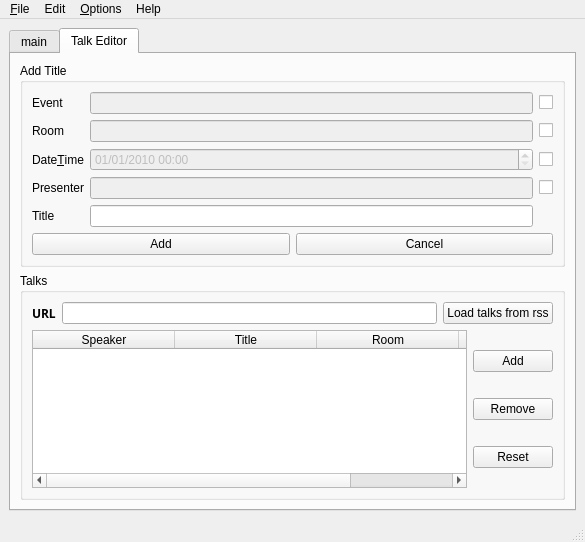
The window that src/freeseer/frontend/default/forms/freeseer_ui_qt.ui (Freeseer/freeseer) describes before a commit, drawn with Qt 5.
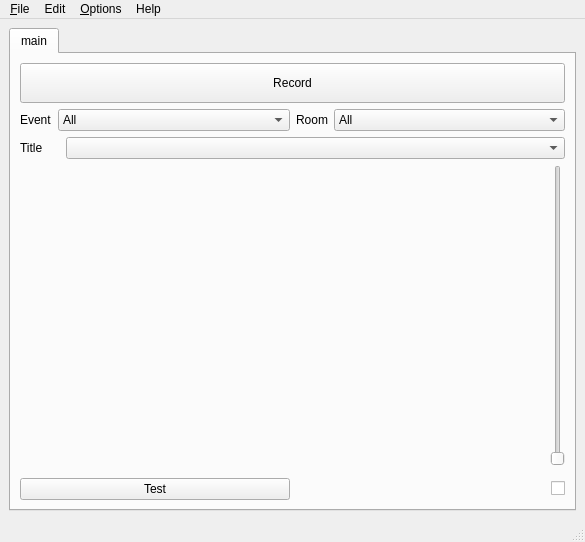
The same window after the commit. The open tabs and pages were chosen to show the change. Icons and pictures are not drawn.

Commit message: merged Maggie Yu's talk editor work. Thank you Maggie.

Diff of the .ui file:
```diff
--- a/src/freeseer/frontend/default/forms/freeseer_ui_qt.ui
+++ b/src/freeseer/frontend/default/forms/freeseer_ui_qt.ui
@@ -229,330 +229,6 @@
         </item>
        </layout>
       </widget>
-      <widget class="QWidget" name="editTalksPage">
-       <attribute name="title">
-        <string>Talk Editor</string>
-       </attribute>
-       <layout class="QVBoxLayout" name="verticalLayout">
-        <item>
-         <widget class="QGroupBox" name="addTalkGroupBox">
-          <property name="title">
-           <string>Add Title</string>
-          </property>
-          <layout class="QVBoxLayout" name="verticalLayout_3">
-           <item>
-            <layout class="QGridLayout" name="gridLayout_2">
-             <item row="2" column="0">
-              <widget class="QLabel" name="label">
-               <property name="text">
-                <string>Room</string>
-               </property>
-               <property name="buddy">
-                <cstring>roomEdit</cstring>
-               </property>
-              </widget>
-             </item>
-             <item row="2" column="1">
-              <widget class="QLineEdit" name="roomEdit">
-               <property name="enabled">
-                <bool>false</bool>
-               </property>
-               <property name="inputMask">
-                <string/>
-               </property>
-              </widget>
-             </item>
-             <item row="2" column="2">
-              <widget class="QCheckBox" name="checkBox_2">
-               <property name="text">
-                <string/>
-               </property>
-              </widget>
-             </item>
-             <item row="5" column="1">
-              <widget class="QLineEdit" name="titleEdit"/>
-             </item>
-             <item row="5" column="0">
-              <widget class="QLabel" name="label_3">
-               <property name="text">
-                <string>Title</string>
-               </property>
-               <property name="buddy">
-                <cstring>titleEdit</cstring>
-               </property>
-              </widget>
-             </item>
-             <item row="4" column="0">
-              <widget class="QLabel" name="label_4">
-               <property name="text">
-                <string>Presenter</string>
-               </property>
-               <property name="buddy">
-                <cstring>presenterEdit</cstring>
-               </property>
-              </widget>
-             </item>
-             <item row="4" column="1">
-              <widget class="QLineEdit" name="presenterEdit">
-               <property name="enabled">
-                <bool>false</bool>
-               </property>
-               <property name="inputMask">
-                <string/>
-               </property>
-              </widget>
-             </item>
-             <item row="4" column="2">
-              <widget class="QCheckBox" name="checkBox_3">
-               <property name="text">
-                <string/>
-               </property>
-              </widget>
-             </item>
-             <item row="1" column="0">
-              <widget class="QLabel" name="label_7">
-               <property name="text">
-                <string>Event</string>
-               </property>
-               <property name="buddy">
-                <cstring>eventEdit</cstring>
-               </property>
-              </widget>
-             </item>
-             <item row="1" column="1">
-              <widget class="QLineEdit" name="eventEdit">
-               <property name="enabled">
-                <bool>false</bool>
-               </property>
-              </widget>
-             </item>
-             <item row="1" column="2">
-              <widget class="QCheckBox" name="checkBox">
-               <property name="text">
-                <string/>
-               </property>
-              </widget>
-             </item>
-             <item row="3" column="0">
-              <widget class="QLabel" name="label_8">
-               <property name="text">
-                <string>Date&amp;Time</string>
-               </property>
-               <property name="buddy">
-                <cstring>dateTimeEdit</cstring>
-               </property>
-              </widget>
-             </item>
-             <item row="3" column="1">
-              <widget class="QDateTimeEdit" name="dateTimeEdit">
-               <property name="enabled">
-                <bool>false</bool>
-               </property>
-               <property name="dateTime">
-                <datetime>
-                 <hour>0</hour>
-                 <minute>0</minute>
-                 <second>0</second>
-                 <year>2010</year>
-                 <month>1</month>
-                 <day>1</day>
-                </datetime>
-               </property>
-               <property name="displayFormat">
-                <string>MM/dd/yyyy hh:mm </string>
-               </property>
-              </widget>
-             </item>
-             <item row="3" column="2">
-              <widget class="QCheckBox" name="checkBox_4">
-               <property name="text">
-                <string/>
-               </property>
-              </widget>
-             </item>
-            </layout>
-           </item>
-           <item>
-            <layout class="QHBoxLayout" name="horizontalLayout_9">
-             <item>
-              <widget class="QPushButton" name="confirmAddTalkButton">
-               <property name="text">
-                <string>Add</string>
-               </property>
-              </widget>
-             </item>
-             <item>
-              <widget class="QPushButton" name="cancelAddTalkButton">
-               <property name="text">
-                <string>Cancel</string>
-               </property>
-              </widget>
-             </item>
-            </layout>
-           </item>
-          </layout>
-         </widget>
-        </item>
-        <item>
-         <widget class="QGroupBox" name="talkEditorGroupBox">
-          <property name="title">
-           <string>Talks</string>
-          </property>
-          <layout class="QVBoxLayout" name="verticalLayout_11">
-           <item>
-            <layout class="QHBoxLayout" name="horizontalLayout_8">
-             <item>
-              <widget class="QLabel" name="label_9">
-               <property name="font">
-                <font>
-                 <family>Sans Serif</family>
-                 <weight>75</weight>
-                 <bold>true</bold>
-                </font>
-               </property>
-               <property name="text">
-                <string>URL</string>
-               </property>
-               <property name="buddy">
-                <cstring>rssEdit</cstring>
-               </property>
-              </widget>
-             </item>
-             <item>
-              <widget class="QLineEdit" name="rssEdit"/>
-             </item>
-             <item>
-              <widget class="QPushButton" name="rssButton">
-               <property name="text">
-                <string>Load talks from rss</string>
-               </property>
-               <property name="icon">
-                <iconset resource="resource.qrc">
-                 <normaloff>:/rss_logo/rss_logo.png</normaloff>:/rss_logo/rss_logo.png</iconset>
-               </property>
-              </widget>
-             </item>
-            </layout>
-           </item>
-           <item>
-            <layout class="QHBoxLayout" name="horizontalLayout_2">
-             <item>
-              <widget class="QTableWidget" name="editTable">
-               <property name="focusPolicy">
-                <enum>Qt::NoFocus</enum>
-               </property>
-               <property name="frameShadow">
-                <enum>QFrame::Plain</enum>
-               </property>
-               <property name="selectionMode">
-                <enum>QAbstractItemView::SingleSelection</enum>
-               </property>
-               <property name="selectionBehavior">
-                <enum>QAbstractItemView::SelectRows</enum>
-               </property>
-               <property name="showGrid">
-                <bool>false</bool>
-               </property>
-               <property name="sortingEnabled">
-                <bool>false</bool>
-               </property>
-               <property name="wordWrap">
-                <bool>false</bool>
-               </property>
-               <property name="cornerButtonEnabled">
-                <bool>false</bool>
-               </property>
-               <property name="rowCount">
-                <number>0</number>
-               </property>
-               <property name="columnCount">
-                <number>4</number>
-               </property>
-               <attribute name="horizontalHeaderCascadingSectionResizes">
-                <bool>true</bool>
-               </attribute>
-               <attribute name="horizontalHeaderDefaultSectionSize">
-                <number>142</number>
-               </attribute>
-               <attribute name="horizontalHeaderStretchLastSection">
-                <bool>true</bool>
-               </attribute>
-               <attribute name="verticalHeaderVisible">
-                <bool>false</bool>
-               </attribute>
-               <attribute name="verticalHeaderCascadingSectionResizes">
-                <bool>true</bool>
-               </attribute>
-               <attribute name="verticalHeaderShowSortIndicator" stdset="0">
-                <bool>true</bool>
-               </attribute>
-               <attribute name="verticalHeaderStretchLastSection">
-                <bool>true</bool>
-               </attribute>
-               <column>
-                <property name="text">
-                 <string notr="true">Speaker</string>
-                </property>
-                <property name="background">
-                 <color>
-                  <red>0</red>
-                  <green>0</green>
-                  <blue>0</blue>
-                 </color>
-                </property>
-               </column>
-               <column>
-                <property name="text">
-                 <string>Title</string>
-                </property>
-               </column>
-               <column>
-                <property name="text">
-                 <string>Room</string>
-                </property>
-               </column>
-               <column>
-                <property name="text">
-                 <string notr="true">Id</string>
-                </property>
-               </column>
-              </widget>
-             </item>
-             <item>
-              <layout class="QVBoxLayout" name="verticalLayout_4">
-               <item>
-                <widget class="QPushButton" name="addTalkButton">
-                 <property name="text">
-                  <string>Add</string>
-                 </property>
-                 <property name="checkable">
-                  <bool>true</bool>
-                 </property>
-                </widget>
-               </item>
-               <item>
-                <widget class="QPushButton" name="removeTalkButton">
-                 <property name="text">
-                  <string>Remove</string>
-                 </property>
-                </widget>
-               </item>
-               <item>
-                <widget class="QPushButton" name="resetButton">
-                 <property name="text">
-                  <string>Reset</string>
-                 </property>
-                </widget>
-               </item>
-              </layout>
-             </item>
-            </layout>
-           </item>
-          </layout>
-         </widget>
-        </item>
-       </layout>
-      </widget>
      </widget>
     </item>
    </layout>
```
Left out of the diff: 141 changed lines with no effect on the pictures. The commit also changes 24 other files.
